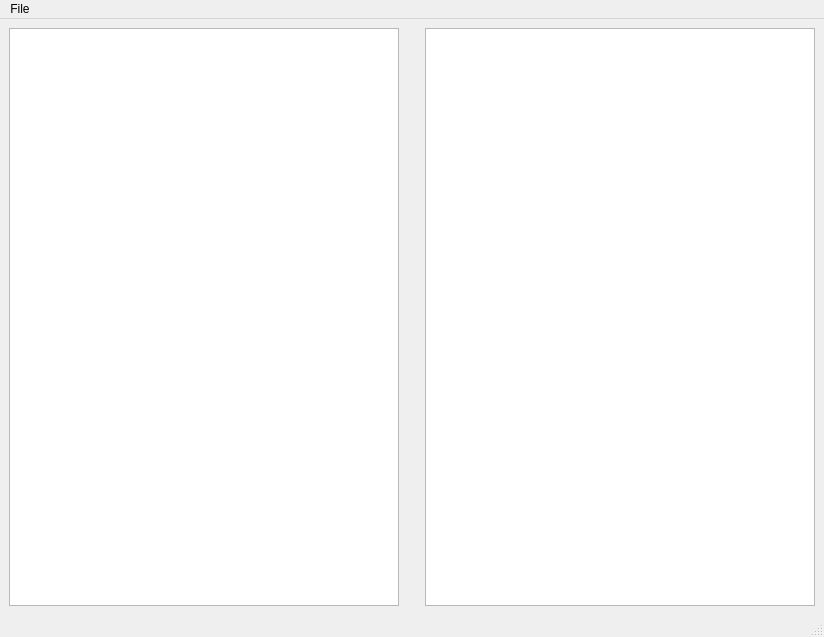
The window that markup/mainwindow.ui (rlbisbe/markup) describes before a commit, drawn with Qt 5.
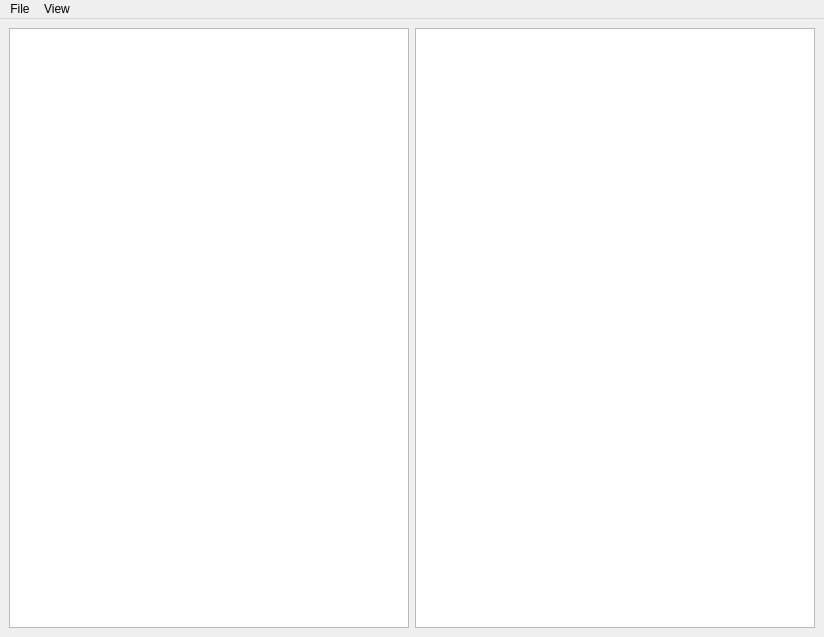
The same window after the commit.

Commit message: Added toggle for the previewer. Removed spacer

What changed in the file:
```diff
--- a/markup/mainwindow.ui
+++ b/markup/mainwindow.ui
@@ -16,22 +16,17 @@
   <widget class="QWidget" name="centralwidget">
    <layout class="QHBoxLayout" name="horizontalLayout_2">
     <item>
-     <layout class="QHBoxLayout" name="horizontalLayout" stretch="0,0,0">
+     <layout class="QHBoxLayout" name="horizontalLayout" stretch="0,0">
       <item>
-       <widget class="QPlainTextEdit" name="editor"/>
-      </item>
-      <item>
-       <spacer name="verticalSpacer">
-        <property name="orientation">
-         <enum>Qt::Vertical</enum>
+       <widget class="QPlainTextEdit" name="editor">
+        <property name="font">
+         <font>
+          <family>Courier New</family>
+          <weight>75</weight>
+          <bold>true</bold>
+         </font>
         </property>
-        <property name="sizeHint" stdset="0">
-         <size>
-          <width>20</width>
-          <height>40</height>
-         </size>
-        </property>
-       </spacer>
+       </widget>
       </item>
       <item>
        <widget class="QTextBrowser" name="preview"/>
@@ -57,9 +52,15 @@
     <addaction name="actionOpen"/>
     <addaction name="actionSave_file"/>
    </widget>
+   <widget class="QMenu" name="menuView">
+    <property name="title">
+     <string>View</string>
+    </property>
+    <addaction name="actionToggle_preview"/>
+   </widget>
    <addaction name="menuFile"/>
+   <addaction name="menuView"/>
   </widget>
-  <widget class="QStatusBar" name="statusbar"/>
   <action name="actionOpen">
    <property name="text">
     <string>Open file</string>
```
Left out of the diff: 5 changed lines with no effect on the pictures. The commit also changes 2 other files.
